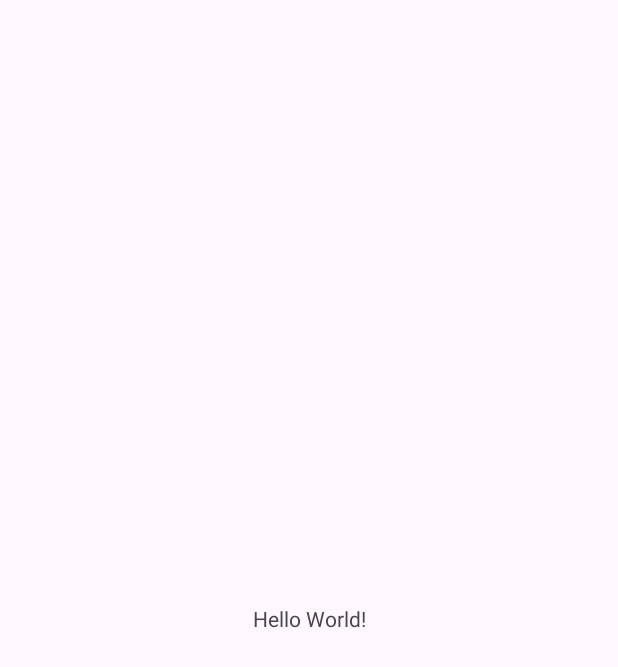
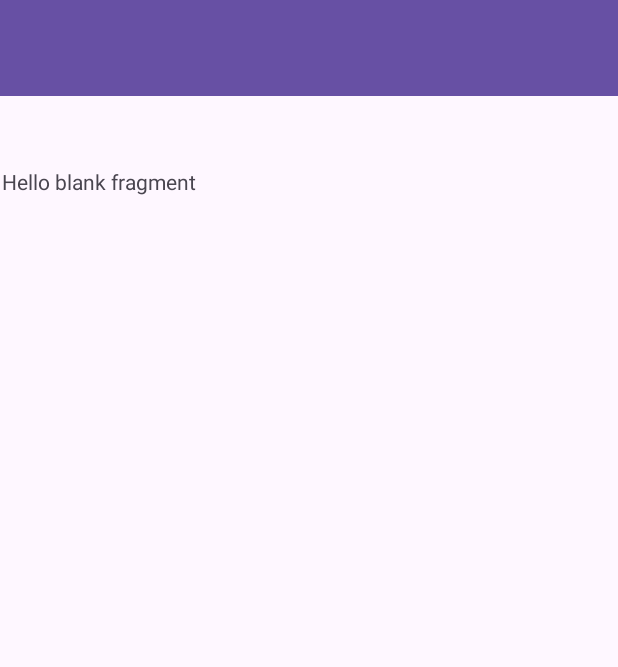
Before and after one commit to Honor13/NewNewsApp, an Android app: the screen it shows after launch (MainActivity), on a phone screen of 412 x 824 dp. Before the commit the part shown is almost empty. Shown: the top 667 px of the screen. Run offline under Robolectric (Android 15) with nearby library versions, the phone set to English and light mode, and no system bars.

Commit message:
Added Navigation and Fragments

```diff
--- /dev/null
+++ b/app/src/main/java/com/example/newnewsapi/presentation/ui/news/NewsFragment.kt
@@ -0,0 +1,21 @@
+package com.example.newnewsapi.presentation.ui.news
+
+import android.os.Bundle
+import androidx.fragment.app.Fragment
+import android.view.LayoutInflater
+import android.view.View
+import android.view.ViewGroup
+import com.example.newnewsapi.R
+
+
+class NewsFragment : Fragment() {
+
+    override fun onCreateView(
+        inflater: LayoutInflater, container: ViewGroup?,
+        savedInstanceState: Bundle?
+    ): View? {
+        // Inflate the layout for this fragment
+        return inflater.inflate(R.layout.fragment_news, container, false)
+    }
+
+}
--- a/app/src/main/res/layout/activity_main.xml
+++ b/app/src/main/res/layout/activity_main.xml
@@ -6,13 +6,37 @@
     android:layout_height="match_parent"
     tools:context=".MainActivity">
 
-    <TextView
-        android:layout_width="wrap_content"
+    <androidx.appcompat.widget.Toolbar
+        android:id="@+id/toolbar"
+        android:layout_width="0dp"
         android:layout_height="wrap_content"
-        android:text="Hello World!"
-        app:layout_constraintBottom_toBottomOf="parent"
+        android:background="?attr/colorPrimary"
+        android:minHeight="?attr/actionBarSize"
+        android:theme="?attr/actionBarTheme"
         app:layout_constraintEnd_toEndOf="parent"
+        app:layout_constraintHorizontal_bias="0.5"
         app:layout_constraintStart_toStartOf="parent"
         app:layout_constraintTop_toTopOf="parent" />
 
+    <com.google.android.material.bottomnavigation.BottomNavigationView
+        android:id="@+id/bottomNav"
+        android:layout_width="409dp"
+        android:layout_height="75dp"
+        app:layout_constraintBottom_toBottomOf="parent"
+        app:layout_constraintEnd_toEndOf="parent"
+        app:layout_constraintStart_toStartOf="parent" />
+
+    <androidx.fragment.app.FragmentContainerView
+        android:id="@+id/fragmentContainerView"
+        android:name="androidx.navigation.fragment.NavHostFragment"
+        android:layout_width="409dp"
+        android:layout_height="590dp"
+        app:defaultNavHost="true"
+        app:layout_constraintBottom_toTopOf="@+id/bottomNav"
+        app:layout_constraintEnd_toEndOf="parent"
+        app:layout_constraintHorizontal_bias="0.5"
+        app:layout_constraintStart_toStartOf="parent"
+        app:layout_constraintTop_toBottomOf="@+id/toolbar"
+        app:layout_constraintVertical_bias="0.5"
+        app:navGraph="@navigation/nav_graph" />
 </androidx.constraintlayout.widget.ConstraintLayout>
--- /dev/null
+++ b/app/src/main/res/layout/fragment_news.xml
@@ -0,0 +1,14 @@
+<?xml version="1.0" encoding="utf-8"?>
+<FrameLayout xmlns:android="http://schemas.android.com/apk/res/android"
+    xmlns:tools="http://schemas.android.com/tools"
+    android:layout_width="match_parent"
+    android:layout_height="match_parent"
+    tools:context=".presentation.ui.news.NewsFragment">
+
+    <!-- TODO: Update blank fragment layout -->
+    <TextView
+        android:layout_width="match_parent"
+        android:layout_height="match_parent"
+        android:text="@string/hello_blank_fragment" />
+
+</FrameLayout>
--- /dev/null
+++ b/app/src/main/res/navigation/nav_graph.xml
@@ -0,0 +1,23 @@
+<?xml version="1.0" encoding="utf-8"?>
+<navigation xmlns:android="http://schemas.android.com/apk/res/android"
+    xmlns:app="http://schemas.android.com/apk/res-auto"
+    xmlns:tools="http://schemas.android.com/tools"
+    android:id="@+id/nav_graph"
+    app:startDestination="@id/newsFragment">
+
+    <fragment
+        android:id="@+id/detailsFragment"
+        android:name="com.example.newnewsapi.presentation.ui.detail.DetailsFragment"
+        android:label="fragment_details"
+        tools:layout="@layout/fragment_details" />
+    <fragment
+        android:id="@+id/favoritesFragment"
+        android:name="com.example.newnewsapi.presentation.ui.favorite.FavoritesFragment"
+        android:label="fragment_favorites"
+        tools:layout="@layout/fragment_favorites" />
+    <fragment
+        android:id="@+id/newsFragment"
+        android:name="com.example.newnewsapi.presentation.ui.news.NewsFragment"
+        android:label="fragment_news"
+        tools:layout="@layout/fragment_news" />
+</navigation>
--- a/app/src/main/res/values/strings.xml
+++ b/app/src/main/res/values/strings.xml
@@ -1,3 +1,5 @@
 <resources>
     <string name="app_name">NewNewsApi</string>
+    <!-- TODO: Remove or change this placeholder text -->
+    <string name="hello_blank_fragment">Hello blank fragment</string>
 </resources>
```
Also changed, not shown: app/build.gradle.kts (+48 -0 lines), app/src/main/java/com/example/newnewsapi/presentation/ui/detail/DetailsFragment.kt (added, +20 -0 lines), app/src/main/java/com/example/newnewsapi/presentation/ui/favorite/FavoritesFragment.kt (added, +22 -0 lines), app/src/main/res/layout/fragment_details.xml (added, +14 -0 lines), app/src/main/res/layout/fragment_favorites.xml (added, +14 -0 lines), build.gradle.kts (+7 -0 lines).
